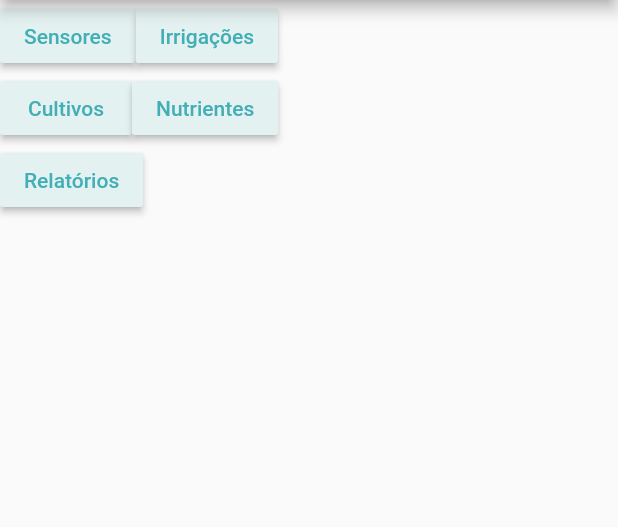
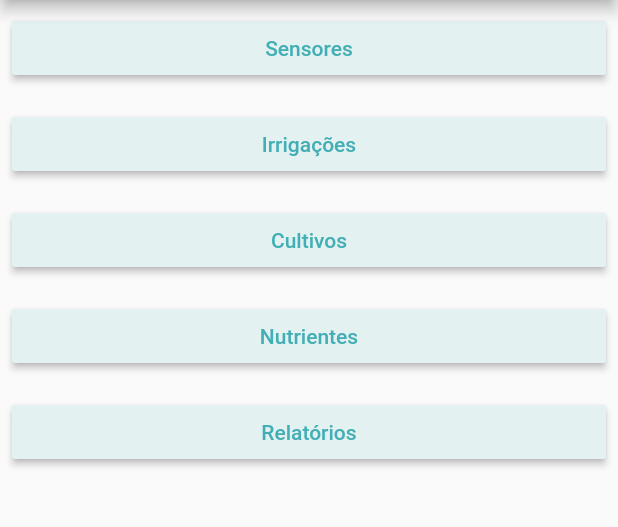
Before and after one commit to wthadeo/germinaApp, a Flutter app: the screen it shows after launch, after a tap on "Sensores", on a phone screen of 412 x 824 dp, the part 90-617 px from its top. Run offline on Flutter 3.47's test engine with Material 2 defaults, Android fonts, the phone set to English and light mode, and no system bars.

Commit message:
home page para testes OK

```diff
--- a/germina_app/lib/screens/home_page.dart
+++ b/germina_app/lib/screens/home_page.dart
@@ -1,4 +1,3 @@
-import 'package:flutter/cupertino.dart';
 import 'package:flutter/material.dart';
 
 class HomePage extends StatelessWidget {
@@ -27,58 +26,13 @@ class HomePage extends StatelessWidget {
         child: Column(
 
           children: <Widget>[
-            Row(
-              children: <Widget>[
-                ElevatedButton(
-                  style: raisedButtonStyle,
-                  onPressed: (){
-                    print("Fui pra sensores");
-                  },
-                  child: Text('Sensores')
-                ),
-                ElevatedButton(
-                  style: raisedButtonStyle,
-                  onPressed: (){
-                    print("Fui pra Irrigações");
-                  },
-                  child: Text('Irrigações')
-                ),
-              ],
-            ),
-
-            Row(
-              children: <Widget>[
-                ElevatedButton(
-                  style: raisedButtonStyle,
-                  onPressed: (){
-                    print("Fui pra cultivos");
-                  },
-                  child: Text('Cultivos')
-                ),
-                ElevatedButton(
-                  style: raisedButtonStyle,
-                  onPressed: (){
-                    print("Fui pra Nutrientes");
-                  },
-                  child: Text('Nutrientes')
-                ),
-              ],
-            ),
-
-            Row(
-              children: <Widget>[
-                ElevatedButton(
-                  style: raisedButtonStyle,
-                  onPressed: (){
-                    print("Fui pra Relatórios");
-                  },
-                  child: Text('Relatórios')
-                ),
-              ],
-            ),
+            buttonMenu('Sensores', null),
+            buttonMenu('Irrigações', null),
+            buttonMenu('Cultivos', null),
+            buttonMenu('Nutrientes', null),
+            buttonMenu('Relatórios', null),
 
           ],
-
         ),
 
       ),
@@ -96,3 +50,24 @@ final ButtonStyle raisedButtonStyle = ElevatedButton.styleFrom(
     borderRadius: BorderRadius.all(Radius.circular(2)),
   ),
 );
+
+Widget buttonMenu (String title, dynamic context){
+
+  return Row(
+              children: <Widget>[
+                Expanded(
+                  flex: 1,
+                  child: Padding(
+                    padding: const EdgeInsets.all(8.0),
+                    child: ElevatedButton(
+                      style: raisedButtonStyle,
+                      onPressed: (){
+                        print("Fui pra " + title);
+                      },
+                      child: Text(title)
+                    ),
+                  ),
+                ),
+              ],
+            );
+}
```
